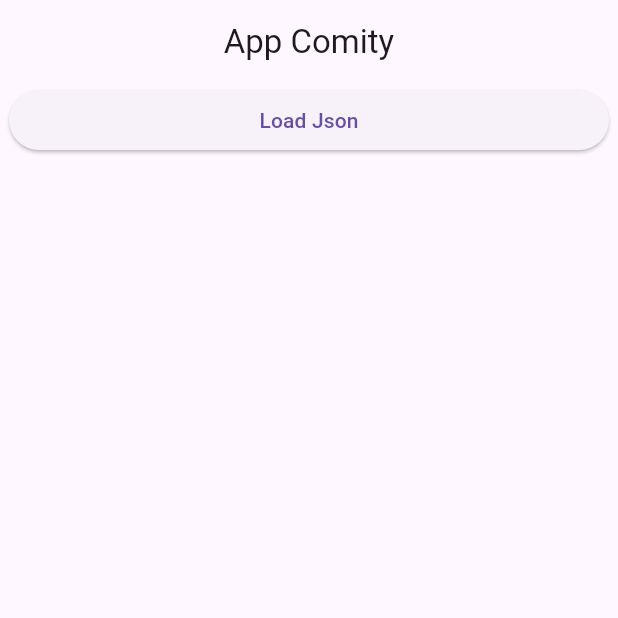
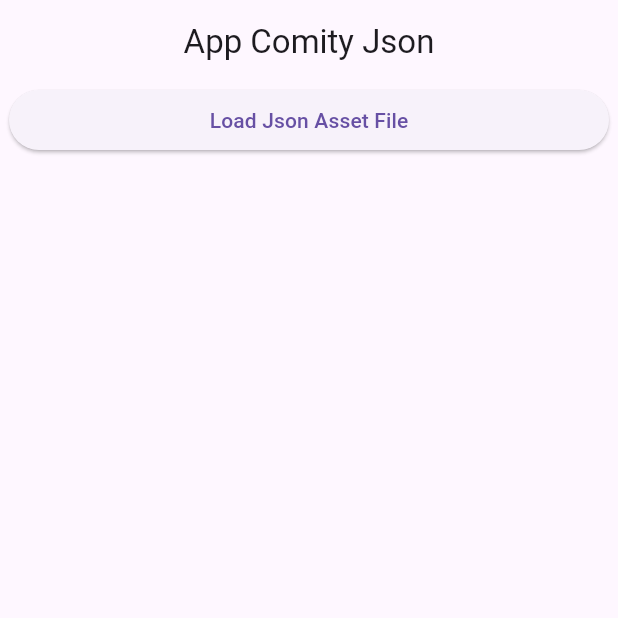
Before and after one commit to StefanRonnkvist/json_asset_file, a Flutter app: the screen it shows after launch, on a phone screen of 412 x 824 dp, the top half of it. Run offline on Flutter 3.47's test engine with Material 3 defaults, Android fonts, the phone set to English and light mode, and no system bars.

Commit message:
code adjustment

```diff
--- a/lib/main.dart
+++ b/lib/main.dart
@@ -14,7 +14,7 @@ class Main extends StatelessWidget {
   Widget build(BuildContext context) {
     return MaterialApp(
       debugShowCheckedModeBanner: false,
-      title: 'App Comity',
+      title: 'App Comity Asset Json',
       theme: ThemeData(
         useMaterial3: true,
         primarySwatch: Colors.blue,
@@ -48,7 +48,7 @@ class _HomePageState extends State<HomePage> {
         appBar: AppBar(
           centerTitle: true,
           title: const Text(
-            'App Comity',
+            'App Comity Json',
           ),
         ),
         body: Center(
@@ -63,7 +63,7 @@ class _HomePageState extends State<HomePage> {
                     onPressed: () {
                       readJson();
                     },
-                    child: const Center(child: Text("Load Json"))),
+                    child: const Center(child: Text("Load Json Asset File"))),
             ],
           ),
         )));
```
Also changed, not shown: pubspec.lock.
